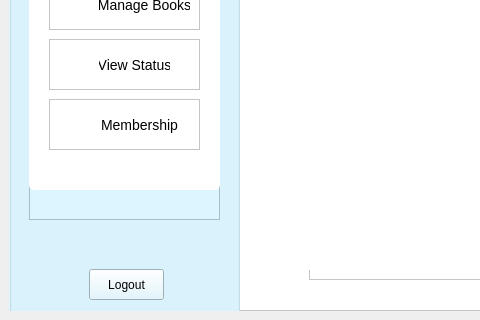
Old version of the form LIS/adminhome.ui in the repository TenacioussD/library_information_system; both pictures show x 0 to 480 and y 350 to 670 of the 1019 by 670 pixel window.
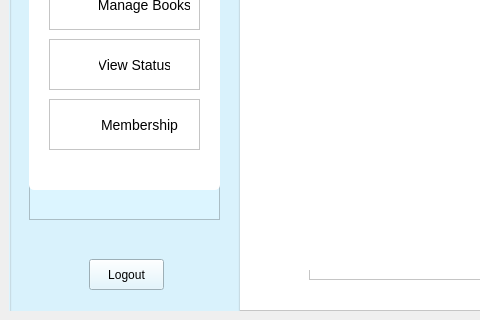
New version of the form. Icons and pictures are not drawn.

```diff
--- a/LIS/adminhome.ui
+++ b/LIS/adminhome.ui
@@ -64,7 +64,7 @@
         <property name="geometry">
          <rect>
           <x>80</x>
-          <y>610</y>
+          <y>600</y>
           <width>75</width>
           <height>31</height>
          </rect>
```
